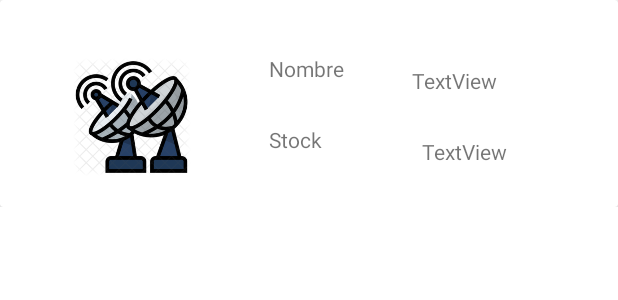
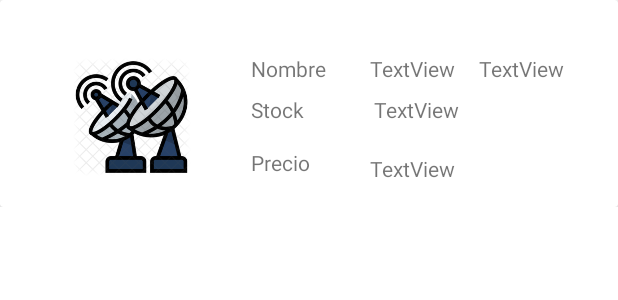
Before and after one commit to TheNipsAreGettingBigger/DAM-Final, an Android app: the layout elemento_producto.xml on its own in the app's theme, with its tools: preview values and no code run, on a phone screen of 412 x 824 dp. Shown: the top 300 px of the screen. Run offline under Robolectric (Android 15) with nearby library versions, the phone set to English and light mode, and no system bars.

Commit message:
nuevos campos

```diff
--- a/app/src/main/java/com/android/publisherapp/adapters/ProductoAdapter.kt
+++ b/app/src/main/java/com/android/publisherapp/adapters/ProductoAdapter.kt
@@ -21,6 +21,8 @@ class ProductoAdapter(options: FirestoreRecyclerOptions<Producto>) :
     override fun onBindViewHolder(holder: ProductViewHolder, position: Int, model: Producto) {
         holder.tv_nombre?.setText(model.nombre)
         holder.tv_stock?.setText(model.stock)
+        holder.tv_tipo?.setText(model.tipo)
+        holder.tv_precio?.setText("${model.precio} soles")
         if(!model.foto.isNullOrEmpty()){
             Glide.with(holder.iv_producto?.context!!).load(model.foto).into(holder.iv_producto!!)
         }
@@ -36,12 +38,16 @@ class ProductoAdapter(options: FirestoreRecyclerOptions<Producto>) :
         var tv_nombre : TextView? = null
         var tv_stock : TextView? = null
         var iv_producto : ImageView ?= null
+        var tv_precio : TextView?=null
+        var tv_tipo: TextView ?= null
 
         constructor(itemView:View) :super(itemView){
 
             tv_nombre = itemView.findViewById(R.id.tv_nombre)
             tv_stock = itemView.findViewById(R.id.tv_stock)
             iv_producto = itemView.findViewById(R.id.iv_producto)
+            tv_tipo = itemView.findViewById(R.id.tv_tipo)
+            tv_precio = itemView.findViewById(R.id.tv_precio)
         }
     }
 
--- a/app/src/main/java/com/android/publisherapp/models/Producto.kt
+++ b/app/src/main/java/com/android/publisherapp/models/Producto.kt
@@ -7,7 +7,8 @@ import com.google.firebase.firestore.PropertyName
 data class Producto(
     @Exclude val uid: String = "",
     @PropertyName("nombre") val nombre: String = "",
-    @PropertyName("tipo") val email: String = "",
+    @PropertyName("tipo") val tipo: String = "",
     @PropertyName("foto") val foto: String="",
-    @PropertyName("stock") val stock: String =""
+    @PropertyName("stock") val stock: String ="",
+    @PropertyName("precio") val precio: String =""
 )
--- a/app/src/main/res/layout/elemento_producto.xml
+++ b/app/src/main/res/layout/elemento_producto.xml
@@ -30,7 +30,7 @@
                 android:id="@+id/textView"
                 android:layout_width="59dp"
                 android:layout_height="19dp"
-                android:layout_marginStart="52dp"
+                android:layout_marginStart="40dp"
                 android:layout_marginTop="36dp"
                 android:text="Nombre"
                 app:layout_constraintStart_toEndOf="@+id/iv_producto"
@@ -40,8 +40,8 @@
                 android:id="@+id/textView2"
                 android:layout_width="50dp"
                 android:layout_height="27dp"
-                android:layout_marginStart="52dp"
-                android:layout_marginTop="28dp"
+                android:layout_marginStart="40dp"
+                android:layout_marginTop="8dp"
                 android:text="Stock"
                 app:layout_constraintStart_toEndOf="@+id/iv_producto"
                 app:layout_constraintTop_toBottomOf="@+id/textView" />
@@ -50,8 +50,8 @@
                 android:id="@+id/tv_nombre"
                 android:layout_width="wrap_content"
                 android:layout_height="wrap_content"
-                android:layout_marginStart="36dp"
-                android:layout_marginTop="44dp"
+                android:layout_marginStart="20dp"
+                android:layout_marginTop="36dp"
                 android:text="TextView"
                 app:layout_constraintStart_toEndOf="@+id/textView"
                 app:layout_constraintTop_toTopOf="parent" />
@@ -60,11 +60,43 @@
                 android:id="@+id/tv_stock"
                 android:layout_width="wrap_content"
                 android:layout_height="wrap_content"
-                android:layout_marginStart="52dp"
-                android:layout_marginTop="28dp"
+                android:layout_marginStart="32dp"
+                android:layout_marginTop="8dp"
                 android:text="TextView"
                 app:layout_constraintStart_toEndOf="@+id/textView2"
                 app:layout_constraintTop_toBottomOf="@+id/tv_nombre" />
+
+            <TextView
+                android:id="@+id/textView3"
+                android:layout_width="wrap_content"
+                android:layout_height="wrap_content"
+                android:layout_marginStart="40dp"
+                android:layout_marginTop="8dp"
+                android:text="Precio"
+                app:layout_constraintStart_toEndOf="@+id/iv_producto"
+                app:layout_constraintTop_toBottomOf="@+id/textView2" />
+
+            <TextView
+                android:id="@+id/tv_precio"
+                android:layout_width="wrap_content"
+                android:layout_height="wrap_content"
+                android:layout_marginStart="40dp"
+                android:layout_marginBottom="16dp"
+                android:text="TextView"
+                app:layout_constraintBottom_toBottomOf="parent"
+                app:layout_constraintStart_toEndOf="@+id/textView3"
+                app:layout_constraintTop_toBottomOf="@+id/tv_stock"
+                app:layout_constraintVertical_bias="1.0" />
+
+            <TextView
+                android:id="@+id/tv_tipo"
+                android:layout_width="wrap_content"
+                android:layout_height="wrap_content"
+                android:layout_marginStart="16dp"
+                android:layout_marginTop="36dp"
+                android:text="TextView"
+                app:layout_constraintStart_toEndOf="@+id/tv_nombre"
+                app:layout_constraintTop_toTopOf="parent" />
         </androidx.constraintlayout.widget.ConstraintLayout>
     </androidx.cardview.widget.CardView>
 </androidx.constraintlayout.widget.ConstraintLayout>
```
